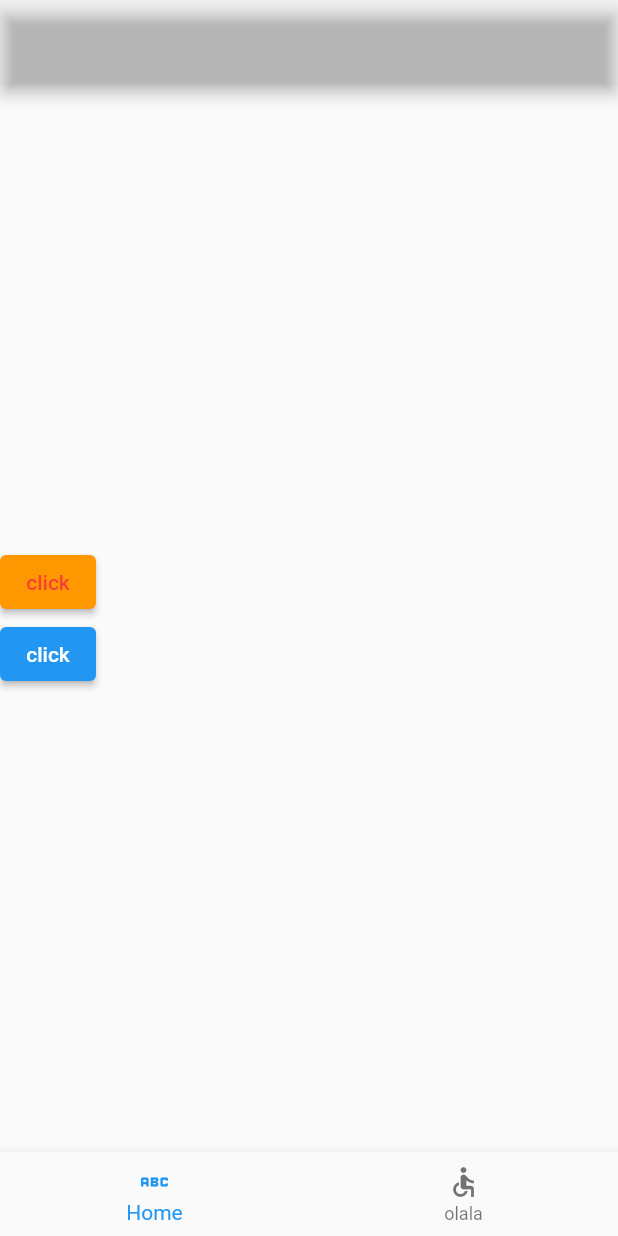
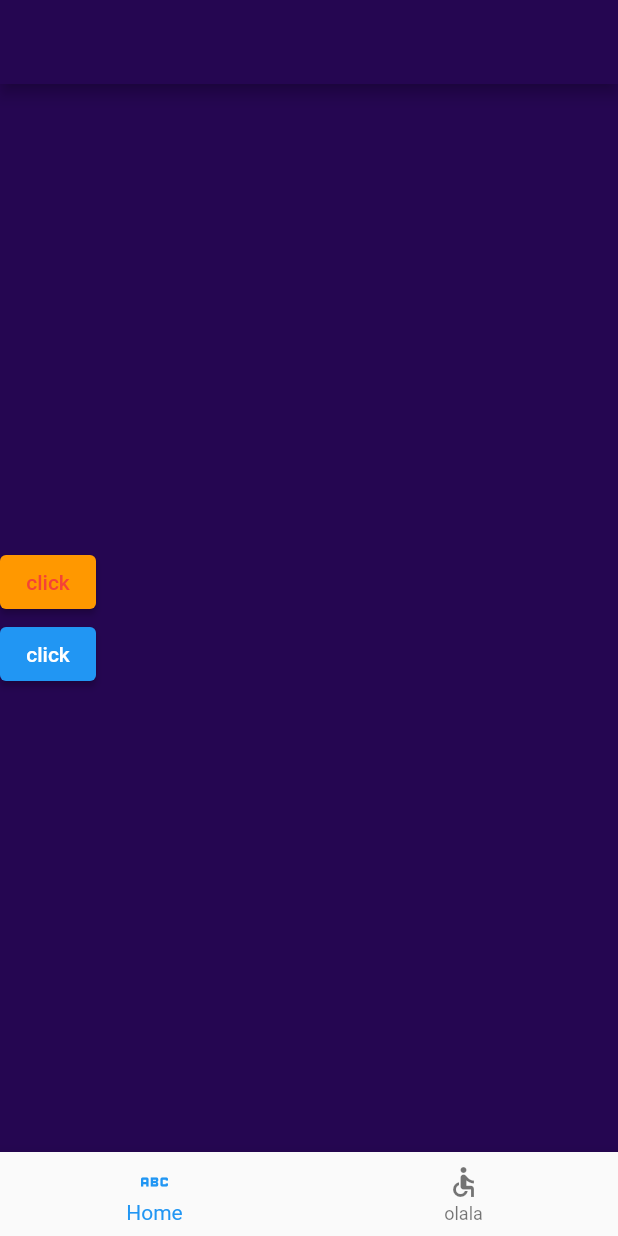
Before and after one commit to kadriyeg/akay_final, a Flutter app: the screen it shows after launch, on a phone screen of 412 x 824 dp. Run offline on Flutter 3.47's test engine with Material 2 defaults, Android fonts, the phone set to English and light mode, and no system bars.

Commit message:
background color değişti

```diff
--- a/lib/constants.dart
+++ b/lib/constants.dart
@@ -1,3 +1,3 @@
 import 'package:flutter/cupertino.dart';
 
-Color backGroundColor= Color(0x120D39);
+Color backGroundColor= Color.fromARGB(255, 37, 6, 81);
```
